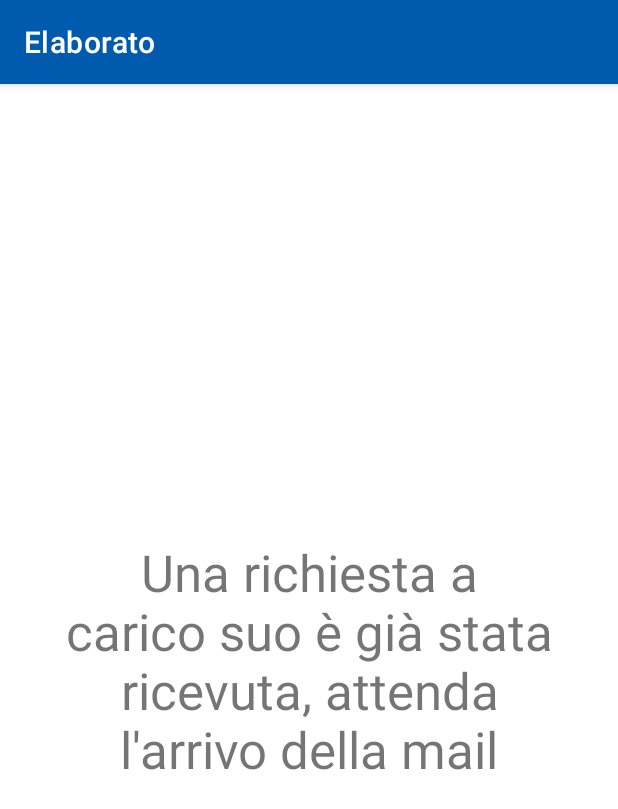
After one commit to edoardo911/elaborato2021, an Android app: the AlreadyFragment screen opened through its navigation route, on a phone screen of 412 x 824 dp. The commit adds this screen. Shown: the top 809 px of the screen. Run offline under Robolectric (Android 15) with nearby library versions, the phone set to English and light mode, and no system bars; libraries missing offline, so code that uses them is left out: it.inps.spid; 4 statements that could not run were skipped.

Commit message:
Add files via upload

```diff
--- /dev/null
+++ b/src/main/java/it/main/AlreadyFragment.java
@@ -0,0 +1,26 @@
+package it.main;
+
+import android.os.Bundle;
+
+import androidx.activity.OnBackPressedCallback;
+import androidx.annotation.Nullable;
+import androidx.fragment.app.Fragment;
+
+public class AlreadyFragment extends Fragment
+{
+    public AlreadyFragment() { super(R.layout.already_fragment); }
+
+    @Override
+    public void onCreate(@Nullable @org.jetbrains.annotations.Nullable Bundle savedInstanceState)
+    {
+        super.onCreate(savedInstanceState);
+
+        OnBackPressedCallback callback = new OnBackPressedCallback(true)
+        {
+            @Override
+            public void handleOnBackPressed() { requireActivity().finish(); }
+        };
+
+        requireActivity().getOnBackPressedDispatcher().addCallback(this, callback);
+    }
+}
--- a/src/main/java/it/main/AuthFragment.java
+++ b/src/main/java/it/main/AuthFragment.java
@@ -47,6 +47,8 @@ public class AuthFragment extends Fragment
         super.onViewCreated(view, savedInstanceState);
         MainActivity.scene = 1;
         NfcAdapter adapter = NfcAdapter.getDefaultAdapter(getActivity());
+        if(!MainActivity.auth)
+        {
             String text = "";
             if(adapter == null)
                 text = "NFC non disponibile";
@@ -54,7 +56,8 @@ public class AuthFragment extends Fragment
                 text = "Abilita l'NFC dalle impostazioni";
             if(!text.equals(""))
                 Snackbar.make(view, text, BaseTransientBottomBar.LENGTH_LONG).show();
-        if(MainActivity.auth)
+        }
+        else
             setAdmin(getActivity());
     }
 
--- a/src/main/java/it/main/NFCFragment.java
+++ b/src/main/java/it/main/NFCFragment.java
@@ -35,6 +35,7 @@ import com.google.android.material.snackbar.Snackbar;
 
     Distanza tra prima e seconda dose:
     Pfizer: 21 giorni;
+
     Moderna: 28 giorni;
     AstraZeneca; 4-12 settimane;
     J&J: singola dose.
--- /dev/null
+++ b/src/main/res/layout/already_fragment.xml
@@ -0,0 +1,20 @@
+<?xml version="1.0" encoding="utf-8"?>
+<androidx.constraintlayout.widget.ConstraintLayout xmlns:android="http://schemas.android.com/apk/res/android"
+    xmlns:app="http://schemas.android.com/apk/res-auto"
+    android:layout_width="match_parent"
+    android:layout_height="match_parent">
+
+    <TextView
+        android:id="@+id/textView24"
+        android:layout_width="0dp"
+        android:layout_height="wrap_content"
+        android:layout_marginStart="32dp"
+        android:layout_marginEnd="32dp"
+        android:text="@string/already"
+        android:textAlignment="center"
+        android:textSize="34sp"
+        app:layout_constraintBottom_toBottomOf="parent"
+        app:layout_constraintEnd_toEndOf="parent"
+        app:layout_constraintStart_toStartOf="parent"
+        app:layout_constraintTop_toTopOf="parent" />
+</androidx.constraintlayout.widget.ConstraintLayout>
--- a/src/main/res/navigation/navigation.xml
+++ b/src/main/res/navigation/navigation.xml
@@ -51,10 +51,18 @@
         <action
             android:id="@+id/action_choose_fragment_to_booked_fragment"
             app:destination="@id/booked_fragment" />
+        <action
+            android:id="@+id/action_choose_fragment_to_alredy_fragment"
+            app:destination="@id/alredy_fragment" />
     </fragment>
 
     <fragment
         android:id="@+id/booked_fragment"
         android:name="it.main.BookedFragment"
         android:label="BookedFragment" />
+
+    <fragment
+        android:id="@+id/alredy_fragment"
+        android:name="it.main.AlreadyFragment"
+        android:label="AlreadyFragment" />
 </navigation>
--- a/src/main/res/values/strings.xml
+++ b/src/main/res/values/strings.xml
@@ -38,4 +38,5 @@
     <string name="shortcut_label3">Login SPID</string>
     <string name="diabete">Diabete</string>
     <string name="booking">La sua richiesta è stata ricevuta, a breve le manderemo una mail</string>
+    <string name="already">Una richiesta a carico suo è già stata ricevuta, attenda l\'arrivo della mail</string>
 </resources>
```
Also changed, not shown: src/main/java/it/main/ChooseFragment.java (+20 -4 lines), src/main/java/it/main/PostData.java (+16 -12 lines). Lines whose indentation alone changed are shown as unchanged.
